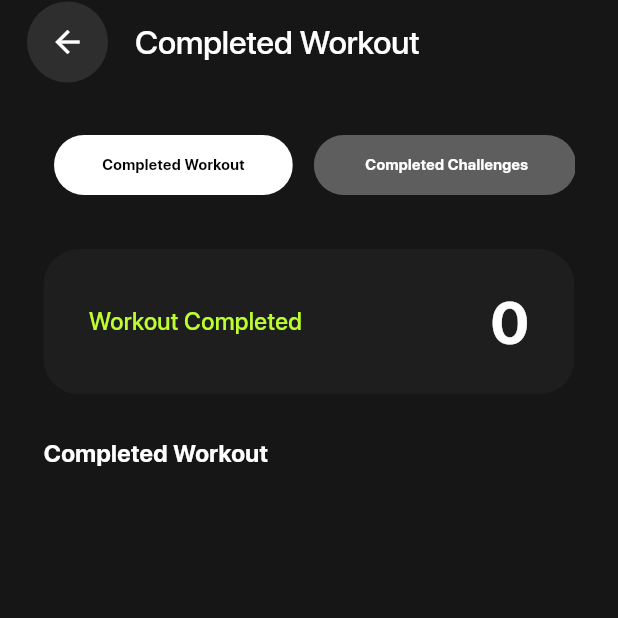
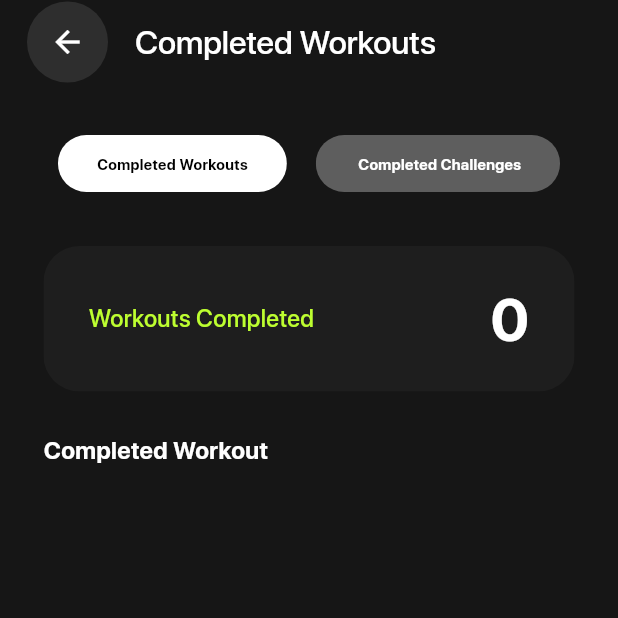
Before and after one commit to Techdotpvtltd/balanced-workout, a Flutter app: the CompletedScreen screen opened directly, on a phone screen of 412 x 824 dp, the top half of it. Run offline on Flutter 3.47's test engine with Material 3 defaults, Android fonts, the phone set to English and light mode, and no system bars; our stand-ins replace audioplayers, cached_network_image, chewie, cloud_firestore, dropdown_button2, firebase_auth and 12 more; missing offline and left inert: dotted_box, flutter_facebook_auth, flutter_floating_bottom_bar, flutter_quill, muscle_selector, wheel_picker; accounts and stored records are empty; project files that could hold a hidden picture were left out.

Commit message:
Completed workouts

```diff
--- a/lib/screens/main/user/completed_screen.dart
+++ b/lib/screens/main/user/completed_screen.dart
@@ -66,14 +66,15 @@ class _CompletedScreenState extends State<CompletedScreen> {
       ],
       child: Scaffold(
         appBar: customAppBar(
-            title: 'Completed ${isWorkoutSelected ? 'Workout' : 'Challenges'}'),
+            title:
+                'Completed ${isWorkoutSelected ? 'Workouts' : 'Challenges'}'),
         body: CustomPadding(
           child: Column(
             crossAxisAlignment: CrossAxisAlignment.start,
             children: [
               /// Tab bar
               CustomTabBar(
-                items: const ['Completed Workout', ' Completed Challenges'],
+                items: const ['Completed Workouts', ' Completed Challenges'],
                 onPressed: (index) {
                   setState(() {
                     isWorkoutSelected = index == 0;
@@ -92,7 +93,7 @@ class _CompletedScreenState extends State<CompletedScreen> {
                   mainAxisAlignment: MainAxisAlignment.spaceBetween,
                   children: [
                     Text(
-                      '${isWorkoutSelected ? 'Workout' : 'Challenges'} Completed',
+                      '${isWorkoutSelected ? 'Workouts' : 'Challenges'} Completed',
                       style: const TextStyle(
                         color: AppTheme.primaryColor1,
                         fontSize: 16,
--- a/lib/screens/main/user/components/custom_tab_bar.dart
+++ b/lib/screens/main/user/components/custom_tab_bar.dart
@@ -6,8 +6,6 @@
 // Description:
 
 import 'package:flutter/material.dart';
-
-import '../../../../utils/constants/constants.dart';
 import '../../../components/custom_container.dart';
 import '../../../components/custom_ink_well.dart';
 
@@ -24,14 +22,12 @@ class _CustomTabBarState extends State<CustomTabBar> {
 
   @override
   Widget build(BuildContext context) {
-    return SizedBox(
-      height: 40,
-      width: SCREEN_WIDTH,
-      child: ListView.builder(
-        physics: const ScrollPhysics(),
-        itemCount: widget.items.length,
-        scrollDirection: Axis.horizontal,
-        itemBuilder: (context, index) {
+    return Row(
+      mainAxisAlignment: MainAxisAlignment.spaceAround,
+      children: [
+        for (int index = 0; index < widget.items.length; index++)
+          Builder(
+            builder: (ctx) {
               final bool isSelected = selectedIndex == index;
               return CustomInkWell(
                 onTap: () {
@@ -44,8 +40,8 @@ class _CustomTabBarState extends State<CustomTabBar> {
                   padding: const EdgeInsets.symmetric(horizontal: 7),
                   child: CustomContainer(
                     color: Colors.white.withOpacity(isSelected ? 1 : 0.31),
-                padding:
-                    const EdgeInsets.symmetric(horizontal: 32, vertical: 12),
+                    padding: const EdgeInsets.symmetric(
+                        horizontal: 26, vertical: 12),
                     borderRadius: const BorderRadius.all(Radius.circular(52)),
                     child: Text(
                       widget.items[index],
@@ -59,7 +55,8 @@ class _CustomTabBarState extends State<CustomTabBar> {
                 ),
               );
             },
-      ),
+          )
+      ],
     );
   }
 }
--- a/lib/screens/main/user/components/navigation_button.dart
+++ b/lib/screens/main/user/components/navigation_button.dart
@@ -111,11 +111,11 @@ class SmallNavigationButton extends StatelessWidget {
               child: Center(
                 child: Text(
                   title,
-                  maxLines: 2,
+                  maxLines: 3,
                   textAlign: TextAlign.center,
                   style: const TextStyle(
                     color: Color(0xFFD4D4D4),
-                    fontSize: 14,
+                    fontSize: 12,
                   ),
                 ),
               ),
--- a/lib/screens/main/user/my_screen.dart
+++ b/lib/screens/main/user/my_screen.dart
@@ -26,25 +26,6 @@ class MyScreen extends StatefulWidget {
 }
 
 class _MyScreenState extends State<MyScreen> {
-  final List<Map<String, String>> data = [
-    {
-      "title": "Completed Workout\nand Challenges",
-      "icon": AppAssets.backgroundDumbbellIcon,
-    },
-    {
-      "title": "Recently Worked\nMuscles",
-      "icon": AppAssets.backgroundMusclesIcon,
-    },
-    {
-      "title": "My Data",
-      "icon": AppAssets.backgroundProfileIcon,
-    },
-    {
-      "title": "Max Stats",
-      "icon": AppAssets.backgroundDatabaseIcon,
-    },
-  ];
-
   @override
   Widget build(BuildContext context) {
     return CustomScaffold(
@@ -71,7 +52,7 @@ class _MyScreenState extends State<MyScreen> {
                     children: [
                       Expanded(
                         child: SmallNavigationButton(
-                          title: "Completed Workout and Challenges",
+                          title: "Completed Workouts\nand Challenges",
                           icon: AppAssets.backgroundDumbbellIcon,
                           onPressed: () {
                             NavigationService.go(const CompletedScreen());
```
Also changed, not shown: lib/screens/main/user/components/custom_weekly_date.dart (+4 -3 lines). Lines whose indentation alone changed are shown as unchanged.
